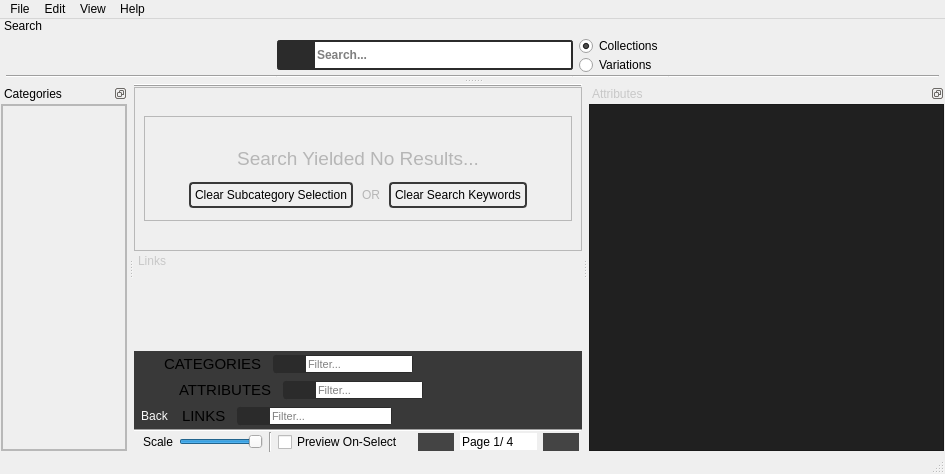
Old version of the form library/ui/dialog.ui in the repository swillisart/Relic.
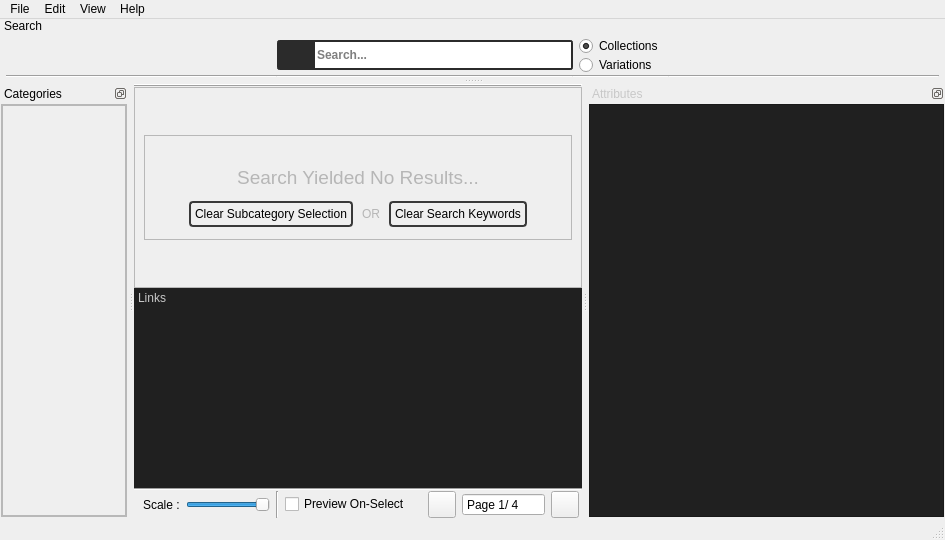
New version of the form. Icons and pictures are not drawn.

What changed in the file:
```diff
--- a/library/ui/dialog.ui
+++ b/library/ui/dialog.ui
@@ -7,7 +7,7 @@
     <x>0</x>
     <y>0</y>
     <width>945</width>
-    <height>474</height>
+    <height>540</height>
    </rect>
   </property>
   <property name="sizePolicy">
@@ -1241,6 +1241,9 @@
         </disabled>
        </palette>
       </property>
+      <property name="autoFillBackground">
+       <bool>true</bool>
+      </property>
       <property name="styleSheet">
        <string notr="true"/>
       </property>
@@ -1253,811 +1256,6 @@
       <widget class="QWidget" name="attrDockWidgetContents_2"/>
      </widget>
     </item>
-    <item>
-     <widget class="QFrame" name="dockTitleFrame">
-      <property name="styleSheet">
-       <string notr="true">QFrame {
-    background-color: rgb(57, 57, 57);
-    border: 2px solid rgb(57,57,57);
-}</string>
-      </property>
-      <property name="frameShape">
-       <enum>QFrame::StyledPanel</enum>
-      </property>
-      <property name="frameShadow">
-       <enum>QFrame::Raised</enum>
-      </property>
-      <layout class="QHBoxLayout" name="horizontalLayout_5">
-       <property name="spacing">
-        <number>9</number>
-       </property>
-       <property name="leftMargin">
-        <number>0</number>
-       </property>
-       <property name="topMargin">
-        <number>0</number>
-       </property>
-       <property name="rightMargin">
-        <number>0</number>
-       </property>
-       <property name="bottomMargin">
-        <number>0</number>
-       </property>
-       <item>
-        <widget class="QFrame" name="dockTitleWidgets">
-         <property name="styleSheet">
-          <string notr="true">border: none;</string>
-         </property>
-         <property name="frameShape">
-          <enum>QFrame::StyledPanel</enum>
-         </property>
-         <property name="frameShadow">
-          <enum>QFrame::Raised</enum>
-         </property>
-         <layout class="QHBoxLayout" name="horizontalLayout_7">
-          <property name="spacing">
-           <number>9</number>
-          </property>
-          <property name="leftMargin">
-           <number>0</number>
-          </property>
-          <property name="topMargin">
-           <number>0</number>
-          </property>
-          <property name="rightMargin">
-           <number>0</number>
-          </property>
-          <property name="bottomMargin">
-           <number>0</number>
-          </property>
-          <item>
-           <widget class="QToolButton" name="toolButton">
-            <property name="enabled">
-             <bool>false</bool>
-            </property>
-            <property name="styleSheet">
-             <string notr="true">padding: -2px;
-margin-left: 4px;</string>
-            </property>
-            <property name="text">
-             <string/>
-            </property>
-           </widget>
-          </item>
-          <item>
-           <widget class="QLabel" name="label_2">
-            <property name="font">
-             <font>
-              <pointsize>11</pointsize>
-             </font>
-            </property>
-            <property name="styleSheet">
-             <string notr="true">border:none;</string>
-            </property>
-            <property name="frameShape">
-             <enum>QFrame::NoFrame</enum>
-            </property>
-            <property name="frameShadow">
-             <enum>QFrame::Sunken</enum>
-            </property>
-            <property name="text">
-             <string>CATEGORIES</string>
-            </property>
-           </widget>
-          </item>
-          <item>
-           <widget class="QFrame" name="filterFrame">
-            <property name="sizePolicy">
-             <sizepolicy hsizetype="Minimum" vsizetype="Minimum">
-              <horstretch>0</horstretch>
-              <verstretch>0</verstretch>
-             </sizepolicy>
-            </property>
-            <property name="styleSheet">
-             <string notr="true">QFrame {
-	margin: 2px;
-    border: 1px solid rgb(43, 43, 43);
-    background-color: rgb(43, 43, 43);
-    border-radius: 3px;
-}
-QFrame:hover {
-    border: 1px solid rgb(150, 146, 137);
-}</string>
-            </property>
-            <property name="frameShape">
-             <enum>QFrame::StyledPanel</enum>
-            </property>
-            <property name="frameShadow">
-             <enum>QFrame::Plain</enum>
-            </property>
-            <layout class="QHBoxLayout" name="horizontalLayout_6">
-             <property name="spacing">
-              <number>0</number>
-             </property>
-             <property name="leftMargin">
-              <number>0</number>
-             </property>
-             <property name="topMargin">
-              <number>0</number>
-             </property>
-             <property name="rightMargin">
-              <number>0</number>
-             </property>
-             <property name="bottomMargin">
-              <number>0</number>
-             </property>
-             <item>
-              <widget class="QPushButton" name="filterButton">
-               <property name="sizePolicy">
-                <sizepolicy hsizetype="Fixed" vsizetype="Fixed">
-                 <horstretch>0</horstretch>
-                 <verstretch>0</verstretch>
-                </sizepolicy>
-               </property>
-               <property name="styleSheet">
-                <string notr="true">QPushButton {
-    background-color: rgb(57, 57, 57);
-    padding: 0px;
-	border: none;
-}
-QPushButton:hover {
-    background-color: rgb(108, 108, 108);
-}
-QPushButton:checked {
-    background-color: rgb(43, 43, 43);
-}</string>
-               </property>
-               <property name="text">
-                <string/>
-               </property>
-               <property name="icon">
-                <iconset resource="../../resources.qrc">
-                 <normaloff>:/resources/general/searchLight.svg</normaloff>:/resources/general/searchLight.svg</iconset>
-               </property>
-               <property name="iconSize">
-                <size>
-                 <width>18</width>
-                 <height>18</height>
-                </size>
-               </property>
-               <property name="checkable">
-                <bool>true</bool>
-               </property>
-               <property name="checked">
-                <bool>true</bool>
-               </property>
-               <property name="flat">
-                <bool>false</bool>
-               </property>
-              </widget>
-             </item>
-             <item>
-              <widget class="QLineEdit" name="filterBox">
-               <property name="sizePolicy">
-                <sizepolicy hsizetype="MinimumExpanding" vsizetype="Minimum">
-                 <horstretch>0</horstretch>
-                 <verstretch>0</verstretch>
-                </sizepolicy>
-               </property>
-               <property name="minimumSize">
-                <size>
-                 <width>0</width>
-                 <height>0</height>
-                </size>
-               </property>
-               <property name="font">
-                <font>
-                 <pointsize>8</pointsize>
-                </font>
-               </property>
-               <property name="frame">
-                <bool>false</bool>
-               </property>
-               <property name="placeholderText">
-                <string>Filter...</string>
-               </property>
-               <property name="clearButtonEnabled">
-                <bool>true</bool>
-               </property>
-              </widget>
-             </item>
-            </layout>
-           </widget>
-          </item>
-         </layout>
-        </widget>
-       </item>
-       <item>
-        <spacer name="horizontalSpacer_4">
-         <property name="orientation">
-          <enum>Qt::Horizontal</enum>
-         </property>
-         <property name="sizeHint" stdset="0">
-          <size>
-           <width>20</width>
-           <height>10</height>
-          </size>
-         </property>
-        </spacer>
-       </item>
-       <item>
-        <widget class="QPushButton" name="categoryExpandButton">
-         <property name="styleSheet">
-          <string notr="true">QPushButton {
-    padding: 0px;
-    margin: 1px;
-    background-color: rgb(57, 57, 57);
-	border :none;
-}
-QPushButton:hover {
-    background-color: rgb(92, 92, 92);
-    color: rgb(250, 250, 250);
-}
-</string>
-         </property>
-         <property name="text">
-          <string/>
-         </property>
-         <property name="icon">
-          <iconset resource="../../resources.qrc">
-           <normaloff>:/resources/general/pageArrow.svg</normaloff>
-           <activeon>:/resources/general/pageArrowLeft.svg</activeon>:/resources/general/pageArrow.svg</iconset>
-         </property>
-         <property name="iconSize">
-          <size>
-           <width>22</width>
-           <height>22</height>
-          </size>
-         </property>
-         <property name="checkable">
-          <bool>true</bool>
-         </property>
-         <property name="checked">
-          <bool>true</bool>
-         </property>
-        </widget>
-       </item>
-      </layout>
-     </widget>
-    </item>
-    <item>
-     <widget class="QFrame" name="attributeDockTitle">
-      <property name="styleSheet">
-       <string notr="true">QFrame {
-    background-color: rgb(57, 57, 57);
-    border: 2px solid rgb(57,57,57);
-}</string>
-      </property>
-      <property name="frameShape">
-       <enum>QFrame::StyledPanel</enum>
-      </property>
-      <property name="frameShadow">
-       <enum>QFrame::Raised</enum>
-      </property>
-      <layout class="QHBoxLayout" name="horizontalLayout_8">
-       <property name="spacing">
-        <number>9</number>
-       </property>
-       <property name="leftMargin">
-        <number>0</number>
-       </property>
-       <property name="topMargin">
-        <number>0</number>
-       </property>
-       <property name="rightMargin">
-        <number>0</number>
-       </property>
-       <property name="bottomMargin">
-        <number>0</number>
-       </property>
-       <item>
-        <widget class="QPushButton" name="attrExpandButton">
-         <property name="styleSheet">
-          <string notr="true">QPushButton {
-    padding: 0px;
-    margin: 1px;
-    background-color: rgb(57, 57, 57);
-	border :none;
-}
-QPushButton:hover {
-    background-color: rgb(92, 92, 92);
-    color: rgb(250, 250, 250);
-}
-</string>
-         </property>
-         <property name="text">
-          <string/>
-         </property>
-         <property name="icon">
-          <iconset resource="../../resources.qrc">
-           <normaloff>:/resources/general/pageArrowLeft.svg</normaloff>
-           <activeon>:/resources/general/pageArrow.svg</activeon>:/resources/general/pageArrowLeft.svg</iconset>
-         </property>
-         <property name="iconSize">
-          <size>
-           <width>22</width>
-           <height>22</height>
-          </size>
-         </property>
-         <property name="checkable">
-          <bool>true</bool>
-         </property>
-         <property name="checked">
-          <bool>true</bool>
-         </property>
-        </widget>
-       </item>
-       <item>
-        <widget class="QFrame" name="attributeDockTitleWidget">
-         <property name="styleSheet">
-          <string notr="true">border: none;</string>
-         </property>
-         <property name="frameShape">
-          <enum>QFrame::StyledPanel</enum>
-         </property>
-         <property name="frameShadow">
-          <enum>QFrame::Raised</enum>
-         </property>
-         <layout class="QHBoxLayout" name="horizontalLayout_9">
-          <property name="spacing">
-           <number>9</number>
-          </property>
-          <property name="leftMargin">
-           <number>0</number>
-          </property>
-          <property name="topMargin">
-           <number>0</number>
-          </property>
-          <property name="rightMargin">
-           <number>0</number>
-          </property>
-          <property name="bottomMargin">
-           <number>0</number>
-          </property>
-          <item>
-           <widget class="QLabel" name="label_3">
-            <property name="font">
-             <font>
-              <pointsize>11</pointsize>
-             </font>
-            </property>
-            <property name="styleSheet">
-             <string notr="true">border:none;</string>
-            </property>
-            <property name="frameShape">
-             <enum>QFrame::NoFrame</enum>
-            </property>
-            <property name="frameShadow">
-             <enum>QFrame::Sunken</enum>
-            </property>
-            <property name="text">
-             <string>ATTRIBUTES</string>
-            </property>
-           </widget>
-          </item>
-          <item>
-           <widget class="QFrame" name="attrFilterFrame">
-            <property name="sizePolicy">
-             <sizepolicy hsizetype="Minimum" vsizetype="Minimum">
-              <horstretch>0</horstretch>
-              <verstretch>0</verstretch>
-             </sizepolicy>
-            </property>
-            <property name="styleSheet">
-             <string notr="true">QFrame {
-	margin: 2px;
-    border: 1px solid rgb(43, 43, 43);
-    background-color: rgb(43, 43, 43);
-    border-radius: 3px;
-}
-QFrame:hover {
-    border: 1px solid rgb(150, 146, 137);
-}</string>
-            </property>
-            <property name="frameShape">
-             <enum>QFrame::StyledPanel</enum>
-            </property>
-            <property name="frameShadow">
-             <enum>QFrame::Plain</enum>
-            </property>
-            <layout class="QHBoxLayout" name="horizontalLayout_10">
-             <property name="spacing">
-              <number>0</number>
-             </property>
-             <property name="leftMargin">
-              <number>0</number>
-             </property>
-             <property name="topMargin">
-              <number>0</number>
-             </property>
-             <property name="rightMargin">
-              <number>0</number>
-             </property>
-             <property name="bottomMargin">
-              <number>0</number>
-             </property>
-             <item>
-              <widget class="QPushButton" name="attrFilterButotn">
-               <property name="sizePolicy">
-                <sizepolicy hsizetype="Fixed" vsizetype="Fixed">
-                 <horstretch>0</horstretch>
-                 <verstretch>0</verstretch>
-                </sizepolicy>
-               </property>
-               <property name="styleSheet">
-                <string notr="true">QPushButton {
-    background-color: rgb(57, 57, 57);
-    padding: 0px;
-	border: none;
-}
-QPushButton:hover {
-    background-color: rgb(108, 108, 108);
-}
-QPushButton:checked {
-    background-color: rgb(43, 43, 43);
-}</string>
-               </property>
-               <property name="text">
-                <string/>
-               </property>
-               <property name="icon">
-                <iconset resource="../../resources.qrc">
-                 <normaloff>:/resources/general/searchLight.svg</normaloff>:/resources/general/searchLight.svg</iconset>
-               </property>
-               <property name="iconSize">
-                <size>
-                 <width>18</width>
-                 <height>18</height>
-                </size>
-               </property>
-               <property name="checkable">
-                <bool>true</bool>
-               </property>
-               <property name="checked">
-                <bool>true</bool>
-               </property>
-               <property name="flat">
-                <bool>false</bool>
-               </property>
-              </widget>
-             </item>
-             <item>
-              <widget class="QLineEdit" name="attrFilterBox">
-               <property name="sizePolicy">
-                <sizepolicy hsizetype="MinimumExpanding" vsizetype="Minimum">
-                 <horstretch>0</horstretch>
-                 <verstretch>0</verstretch>
-                </sizepolicy>
-               </property>
-               <property name="minimumSize">
-                <size>
-                 <width>0</width>
-                 <height>0</height>
-                </size>
-               </property>
-               <property name="font">
-                <font>
-                 <pointsize>8</pointsize>
-                </font>
-               </property>
-               <property name="frame">
-                <bool>false</bool>
-               </property>
-               <property name="placeholderText">
-                <string>Filter...</string>
-               </property>
-               <property name="clearButtonEnabled">
-                <bool>true</bool>
-               </property>
-              </widget>
-             </item>
-            </layout>
-           </widget>
-          </item>
-          <item>
-           <spacer name="horizontalSpacer_5">
-            <property name="orientation">
-             <enum>Qt::Horizontal</enum>
-            </property>
-            <property name="sizeHint" stdset="0">
-             <size>
-              <width>20</width>
-              <height>10</height>
-             </size>
-            </property>
-           </spacer>
-          </item>
-          <item>
-           <widget class="QToolButton" name="toolButton_2">
-            <property name="enabled">
-             <bool>false</bool>
-            </property>
-            <property name="styleSheet">
-             <string notr="true">padding: -2px;
-margin-right: 4px;
-border: none;</string>
-            </property>
-            <property name="text">
-             <string/>
-            </property>
-           </widget>
-          </item>
-         </layout>
-        </widget>
-       </item>
-      </layout>
-     </widget>
-    </item>
-    <item>
-     <widget class="QFrame" name="linkDockTitle">
-      <property name="styleSheet">
-       <string notr="true">QFrame{
-    background-color: rgb(57, 57, 57);
-   /* border: 1px solid rgb(43,43,43);*/
-    border: 2px solid rgb(57,57,57);
-
-}</string>
-      </property>
-      <property name="frameShape">
-       <enum>QFrame::StyledPanel</enum>
-      </property>
-      <property name="frameShadow">
-       <enum>QFrame::Raised</enum>
-      </property>
-      <layout class="QHBoxLayout" name="horizontalLayout_14">
-       <property name="spacing">
-        <number>9</number>
-       </property>
-       <property name="leftMargin">
-        <number>0</number>
-       </property>
-       <property name="topMargin">
-        <number>0</number>
-       </property>
-       <property name="rightMargin">
-        <number>0</number>
-       </property>
-       <property name="bottomMargin">
-        <number>0</number>
-       </property>
-       <item>
-        <widget class="QToolButton" name="backButton">
-         <property name="styleSheet">
-          <string notr="true">QToolButton {
-    padding: 0px;
-    margin: 0px;
-    background-color: rgb(57, 57, 57);
-	border :none;
-    color: rgb(250, 250, 250);
-}
-QToolButton:hover {
-    background-color: rgb(92, 92, 92);
-    color: rgb(250, 250, 250);
-}
-</string>
-         </property>
-         <property name="text">
-          <string>Back</string>
-         </property>
-         <property name="icon">
-          <iconset resource="../../resources.qrc">
-           <normaloff>:/resources/general/backArrow.svg</normaloff>:/resources/general/backArrow.svg</iconset>
-         </property>
-         <property name="iconSize">
-          <size>
-           <width>22</width>
-           <height>22</height>
-          </size>
-         </property>
-         <property name="toolButtonStyle">
-          <enum>Qt::ToolButtonTextBesideIcon</enum>
-         </property>
-         <property name="arrowType">
-          <enum>Qt::NoArrow</enum>
-         </property>
-        </widget>
-       </item>
-       <item>
-        <widget class="QFrame" name="linkDockTitleWidget">
-         <property name="styleSheet">
-          <string notr="true">border: none;</string>
-         </property>
-         <property name="frameShape">
-          <enum>QFrame::StyledPanel</enum>
-         </property>
-         <property name="frameShadow">
-          <enum>QFrame::Raised</enum>
-         </property>
-         <layout class="QHBoxLayout" name="horizontalLayout_15">
-          <property name="spacing">
-           <number>9</number>
-          </property>
-          <property name="leftMargin">
-           <number>0</number>
-          </property>
-          <property name="topMargin">
-           <number>0</number>
-          </property>
-          <property name="rightMargin">
-           <number>0</number>
-          </property>
-          <property name="bottomMargin">
-           <number>0</number>
-          </property>
-          <item>
-           <widget class="QLabel" name="label_5">
-            <property name="font">
-             <font>
-              <pointsize>11</pointsize>
-             </font>
-            </property>
-            <property name="styleSheet">
-             <string notr="true">border:none;</string>
-            </property>
-            <property name="frameShape">
-             <enum>QFrame::NoFrame</enum>
-            </property>
-            <property name="frameShadow">
-             <enum>QFrame::Sunken</enum>
-            </property>
-            <property name="text">
-             <string>LINKS</string>
-            </property>
-           </widget>
-          </item>
-          <item>
-           <widget class="QFrame" name="linkFilterFrame">
-            <property name="sizePolicy">
-             <sizepolicy hsizetype="Minimum" vsizetype="Minimum">
-              <horstretch>0</horstretch>
-              <verstretch>0</verstretch>
-             </sizepolicy>
-            </property>
-            <property name="styleSheet">
-             <string notr="true">QFrame {
-	margin: 2px;
-    border: 1px solid rgb(43, 43, 43);
-    background-color: rgb(43, 43, 43);
-    border-radius: 3px;
-}
-QFrame:hover {
-    border: 1px solid rgb(150, 146, 137);
-}</string>
-            </property>
-            <property name="frameShape">
-             <enum>QFrame::StyledPanel</enum>
-            </property>
-            <property name="frameShadow">
-             <enum>QFrame::Plain</enum>
-            </property>
-            <layout class="QHBoxLayout" name="horizontalLayout_16">
-             <property name="spacing">
-              <number>0</number>
-             </property>
-             <property name="leftMargin">
-              <number>0</number>
-             </property>
-             <property name="topMargin">
-              <number>0</number>
-             </property>
-             <property name="rightMargin">
-              <number>0</number>
-             </property>
-             <property name="bottomMargin">
-              <number>0</number>
-             </property>
-             <item>
-              <widget class="QPushButton" name="linkFilterButton">
-               <property name="sizePolicy">
-                <sizepolicy hsizetype="Fixed" vsizetype="Fixed">
-                 <horstretch>0</horstretch>
-                 <verstretch>0</verstretch>
-                </sizepolicy>
-               </property>
-               <property name="styleSheet">
-                <string notr="true">QPushButton {
-    background-color: rgb(57, 57, 57);
-    padding: 0px;
-	border: none;
-}
-QPushButton:hover {
-    background-color: rgb(108, 108, 108);
-}
-QPushButton:checked {
-    background-color: rgb(43, 43, 43);
-}</string>
-               </property>
-               <property name="text">
-                <string/>
-               </property>
-               <property name="icon">
-                <iconset resource="../../resources.qrc">
-                 <normaloff>:/resources/general/searchLight.svg</normaloff>:/resources/general/searchLight.svg</iconset>
-               </property>
-               <property name="iconSize">
-                <size>
-                 <width>18</width>
-                 <height>18</height>
-                </size>
-               </property>
-               <property name="checkable">
-                <bool>true</bool>
-               </property>
-               <property name="checked">
-                <bool>true</bool>
-               </property>
-               <property name="flat">
-                <bool>false</bool>
-               </property>
-              </widget>
-             </item>
-             <item>
-              <widget class="QLineEdit" name="linkFilterBox">
-               <property name="sizePolicy">
-                <sizepolicy hsizetype="MinimumExpanding" vsizetype="Minimum">
-                 <horstretch>0</horstretch>
-                 <verstretch>0</verstretch>
-                </sizepolicy>
-               </property>
-               <property name="minimumSize">
-                <size>
-                 <width>0</width>
-                 <height>0</height>
-                </size>
-               </property>
-               <property name="font">
-                <font>
-                 <pointsize>8</pointsize>
-                </font>
-               </property>
-               <property name="frame">
-                <bool>false</bool>
-               </property>
-               <property name="placeholderText">
-                <string>Filter...</string>
-               </property>
-               <property name="clearButtonEnabled">
-                <bool>true</bool>
-               </property>
-              </widget>
-             </item>
-            </layout>
-           </widget>
-          </item>
-          <item>
-           <spacer name="horizontalSpacer_7">
-            <property name="orientation">
-             <enum>Qt::Horizontal</enum>
-            </property>
-            <property name="sizeHint" stdset="0">
-             <size>
-              <width>20</width>
-              <height>10</height>
-             </size>
-            </property>
-           </spacer>
-          </item>
-          <item>
-           <widget class="QToolButton" name="toolButton_4">
-            <property name="enabled">
-             <bool>false</bool>
-            </property>
-            <property name="styleSheet">
-             <string notr="true">padding: -2px;
-margin-right: 4px;
-border: none;</string>
-            </property>
-            <property name="text">
-             <string/>
-            </property>
-           </widget>
-          </item>
-         </layout>
-        </widget>
-       </item>
-      </layout>
-     </widget>
-    </item>
     <item>
      <widget class="Line" name="line_4">
       <property name="orientation">
@@ -2102,7 +1300,7 @@
         <item>
          <widget class="QLabel" name="viewScaleLabel">
           <property name="text">
-           <string>Scale</string>
+           <string>Scale :</string>
           </property>
          </widget>
         </item>
@@ -2114,9 +1312,6 @@
             <verstretch>0</verstretch>
            </sizepolicy>
           </property>
-          <property name="styleSheet">
-           <string notr="true"/>
-          </property>
           <property name="maximum">
            <number>2</number>
           </property>
@@ -2176,21 +1371,7 @@
          <number>3</number>
         </property>
         <item>
-         <widget class="QPushButton" name="pageDownButton">
-          <property name="styleSheet">
-           <string notr="true">QPushButton {
-    padding: 2px;
-	border: none;
-    background-color: rgb(68, 68, 68);
-}
-QPushButton:hover {
-    background-color: rgb(92, 92, 92);
-    color: rgb(250, 250, 250);
-}</string>
-          </property>
-          <property name="text">
-           <string/>
-          </property>
+         <widget class="QToolButton" name="pageDownButton">
           <property name="icon">
            <iconset resource="../../resources.qrc">
             <normaloff>:/resources/general/pageArrowLeft.svg</normaloff>:/resources/general/pageArrowLeft.svg</iconset>
@@ -2205,12 +1386,6 @@
         </item>
         <item>
          <widget class="QSpinBox" name="pageSpinBox">
-          <property name="styleSheet">
-           <string notr="true"/>
-          </property>
-          <property name="frame">
-           <bool>false</bool>
-          </property>
           <property name="buttonSymbols">
            <enum>QAbstractSpinBox::NoButtons</enum>
           </property>
@@ -2232,21 +1407,7 @@
          </widget>
         </item>
         <item>
-         <widget class="QPushButton" name="pageUpButton">
-          <property name="styleSheet">
-           <string notr="true">QPushButton {
-    padding: 2px;
-	border: none;
-    background-color: rgb(68, 68, 68);
-}
-QPushButton:hover {
-    background-color: rgb(92, 92, 92);
-    color: rgb(250, 250, 250);
-}</string>
-          </property>
-          <property name="text">
-           <string/>
-          </property>
+         <widget class="QToolButton" name="pageUpButton">
           <property name="icon">
            <iconset resource="../../resources.qrc">
             <normaloff>:/resources/general/pageArrow.svg</normaloff>:/resources/general/pageArrow.svg</iconset>
@@ -2308,6 +1469,9 @@
    <addaction name="menuHelp"/>
   </widget>
   <widget class="QDockWidget" name="categoryDock">
+   <property name="autoFillBackground">
+    <bool>true</bool>
+   </property>
    <property name="features">
     <set>QDockWidget::DockWidgetFloatable|QDockWidget::DockWidgetMovable</set>
    </property>
@@ -2342,24 +1506,28 @@
 	alternate-background-color: rgb(56,56,56);
     background-color: rgb(48, 48, 48);
 }
-
 QTreeView::item,
 QTreeView::item:has-children {
-    border-top: none;
-    padding-right: 8px;
-    padding-left: 1px;
-    margin-top: 1px;
-    margin-bottom: 1px;
+    background-color: transparent;
+    border: none;
+    margin: 0px;
     margin-left: 1px;
     padding: 0px;
+    padding-left: 1px;
 }
-
+QTreeView:item:hover {
+        background-color: rgb(75, 75, 75);
+        color: rgb(250, 250, 250);
+}
+QTreeView:item:selected {
+        background-color: rgb(140, 136, 127);
+        color: rgb(43, 43, 43);
+    }
 QTreeView::branch {
     border-top: 0px solid rgb(43, 43, 43);
     border-bottom: 0px solid rgb(43, 43, 43);
     padding: 4px;
-    margin-top: 2px;
-    margin-bottom: 2px;
+    margin: 0px;
 }
 QTreeView::branch:has-siblings:!adjoins-item {
     border-image: url(:/resources/style/stylesheet-vline.png);
@@ -2376,7 +1544,7 @@
 QTreeView::branch:has-children:!has-siblings:closed,
 QTreeView::branch:closed:has-children:has-siblings {
     image: url(:/resources/style/treeExpand.svg);
-    background-color: rgb(43, 43, 43);
+    background-color: transparent;
 }
 QTreeView::branch:open:has-children:!has-siblings,
 QTreeView::branch:open:has-children:has-siblings  {
@@ -2393,7 +1561,7 @@
           <x>0</x>
           <y>0</y>
           <width>124</width>
-          <height>311</height>
+          <height>401</height>
          </rect>
         </property>
         <layout class="QVBoxLayout" name="categoryDockLayout">
@@ -2990,9 +2158,6 @@
      </disabled>
     </palette>
    </property>
-   <property name="styleSheet">
-    <string notr="true">b</string>
-   </property>
    <property name="features">
     <set>QDockWidget::DockWidgetFloatable|QDockWidget::DockWidgetMovable</set>
    </property>
@@ -3027,6 +2192,9 @@
          <height>0</height>
         </size>
        </property>
+       <property name="autoFillBackground">
+        <bool>true</bool>
+       </property>
        <property name="widgetResizable">
         <bool>true</bool>
        </property>
@@ -3036,7 +2204,7 @@
           <x>0</x>
           <y>0</y>
           <width>353</width>
-          <height>316</height>
+          <height>401</height>
          </rect>
         </property>
         <layout class="QVBoxLayout" name="attributesLayout">
```
Left out of the diff: 875 changed lines with no effect on the pictures.
